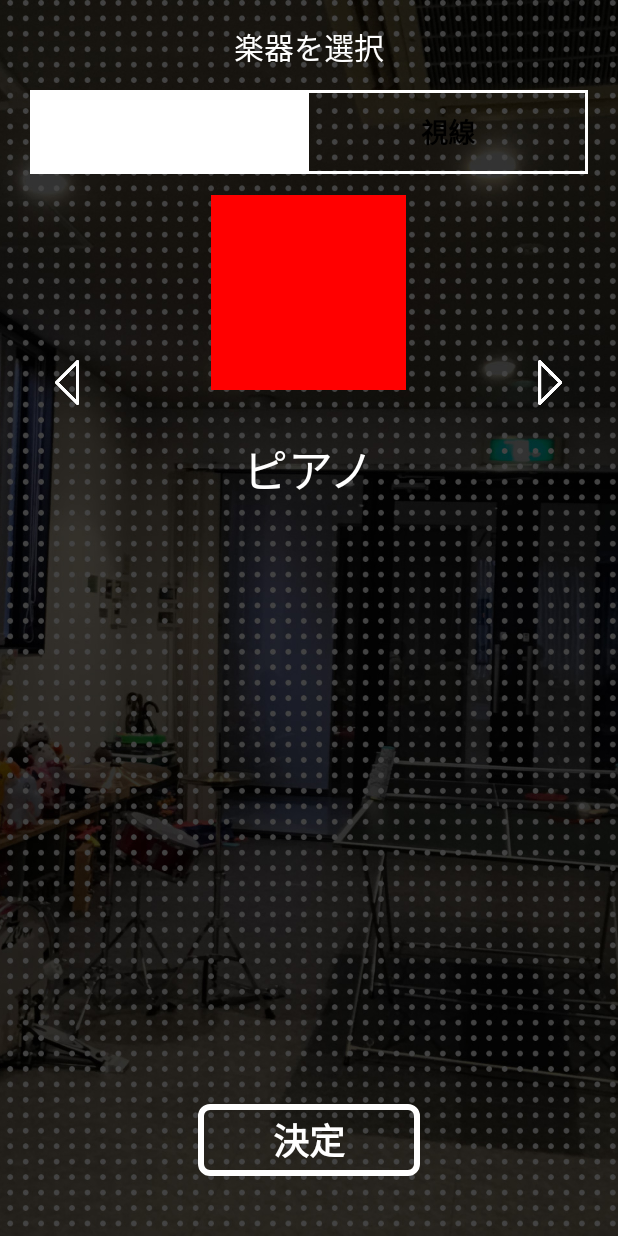
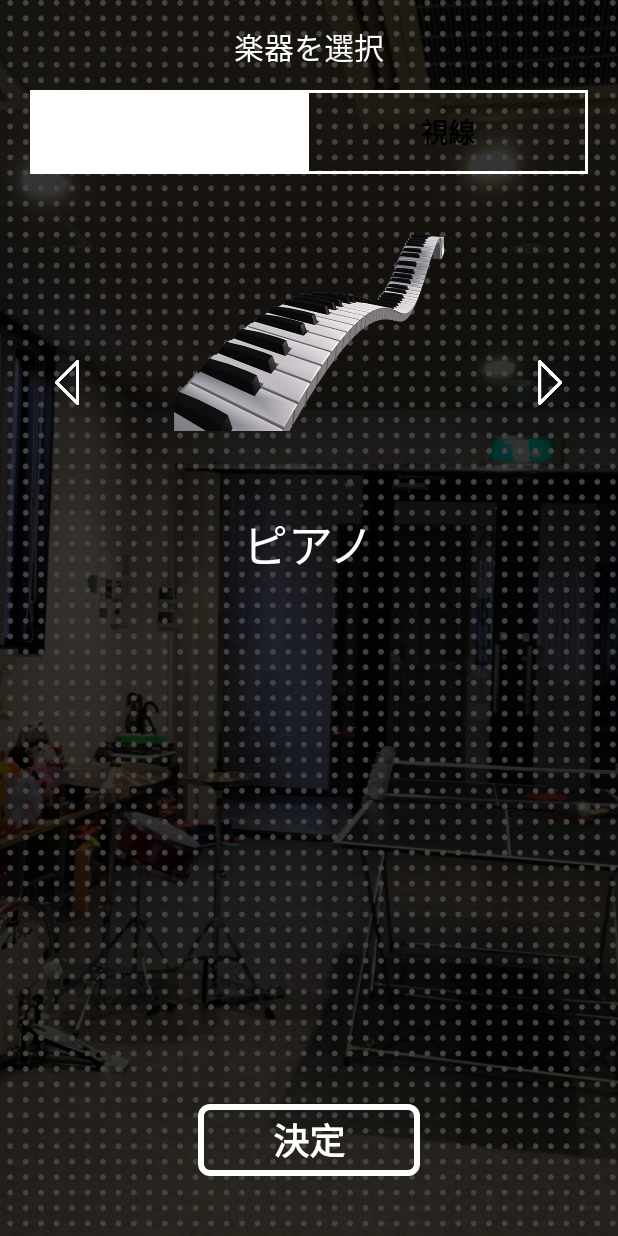
Before and after one commit to akitoshi-n/tmga_2, an Android app: the SelectInstrumentsActivity screen opened directly, with no data from a screen before it, after a tap on "視線", on a phone screen of 412 x 824 dp. Run offline under Robolectric (Android 15) with nearby library versions, the phone set to English and light mode, and no system bars; 1 other tap on this screen came first.

Commit message:
add rest images

```diff
--- a/app/src/main/res/layout/select_instruments_activity.xml
+++ b/app/src/main/res/layout/select_instruments_activity.xml
@@ -198,9 +198,9 @@
 
             <!-- ピアノイラスト -->
             <ImageView
-                android:layout_width="130dp"
-                android:layout_height="130dp"
-                android:background="@color/red"/>
+                android:src="@drawable/piano"
+                android:layout_width="180dp"
+                android:layout_height="180dp" />
 
             <TextView
                 android:layout_width="wrap_content"
@@ -221,9 +221,10 @@
 
             <!-- ギターイラスト -->
             <ImageView
-                android:layout_width="130dp"
-                android:layout_height="130dp"
-                android:background="@color/red"/>
+                android:src="@drawable/guitar"
+                android:layout_width="180dp"
+                android:layout_height="180dp"
+                android:rotation="-20" />
 
             <TextView
                 android:layout_width="wrap_content"
@@ -244,9 +245,9 @@
 
             <!-- ベースイラスト -->
             <ImageView
-                android:layout_width="130dp"
-                android:layout_height="130dp"
-                android:background="@color/red"/>
+                android:src="@drawable/bass"
+                android:layout_width="180dp"
+                android:layout_height="180dp" />
 
             <TextView
                 android:layout_width="wrap_content"
```
Also changed, not shown: app/src/main/res/drawable/bass.png (added), app/src/main/res/drawable/guitar.png (added), app/src/main/res/drawable/piano.png (added).
